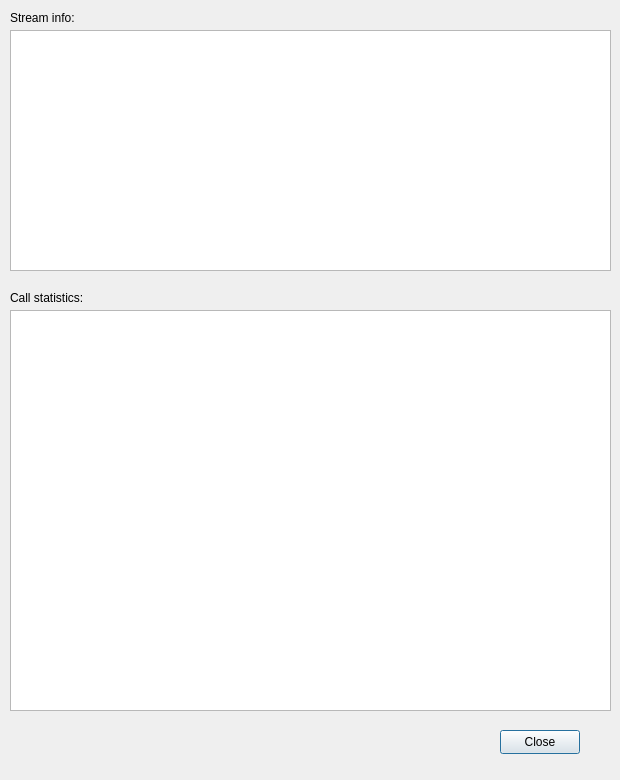
AWAH-SIP/AWAH-SIP_Desktop-GUI, file callstatistic.ui: the form before one commit.
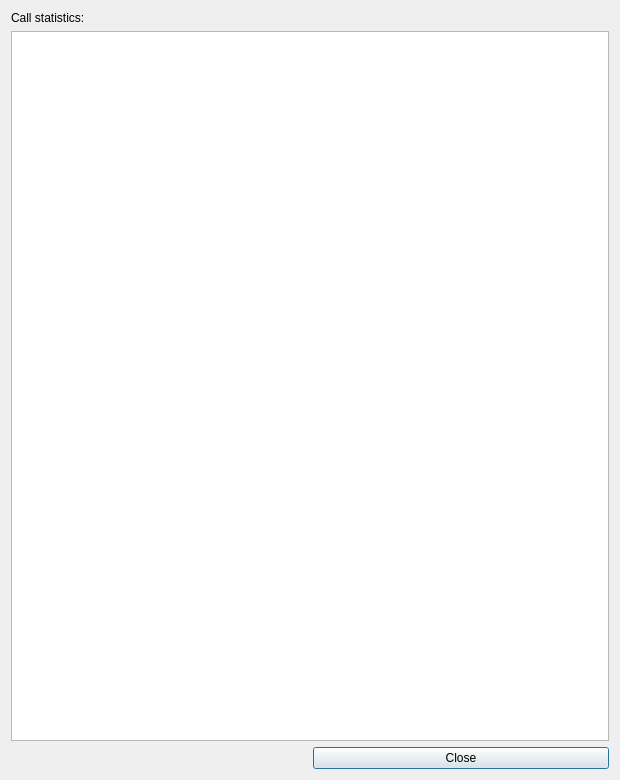
The form after the commit.

```diff
--- a/callstatistic.ui
+++ b/callstatistic.ui
@@ -25,46 +25,16 @@
   <property name="windowTitle">
    <string>Call info</string>
   </property>
-  <widget class="QListView" name="listView">
-   <property name="geometry">
-    <rect>
-     <x>10</x>
-     <y>310</y>
-     <width>601</width>
-     <height>401</height>
-    </rect>
-   </property>
-   <property name="font">
-    <font>
-     <family>Courier</family>
-    </font>
-   </property>
-   <property name="spacing">
-    <number>3</number>
-   </property>
-  </widget>
-  <widget class="QPushButton" name="pushButton_close">
-   <property name="geometry">
-    <rect>
-     <x>500</x>
-     <y>730</y>
-     <width>80</width>
-     <height>24</height>
-    </rect>
-   </property>
+  <layout class="QGridLayout" name="gridLayout">
+   <item row="0" column="0">
+    <widget class="QLabel" name="label_2">
    <property name="text">
-    <string>Close</string>
-   </property>
-  </widget>
+      <string>Call statistics:</string>
+     </property>
+    </widget>
+   </item>
+   <item row="1" column="0" colspan="2">
   <widget class="QTableView" name="tableView">
-   <property name="geometry">
-    <rect>
-     <x>10</x>
-     <y>30</y>
-     <width>601</width>
-     <height>241</height>
-    </rect>
-   </property>
    <property name="font">
     <font>
      <pointsize>12</pointsize>
@@ -74,32 +44,15 @@
     <number>13</number>
    </property>
   </widget>
-  <widget class="QLabel" name="label">
-   <property name="geometry">
-    <rect>
-     <x>10</x>
-     <y>10</y>
-     <width>81</width>
-     <height>16</height>
-    </rect>
-   </property>
+   </item>
+   <item row="2" column="1">
+    <widget class="QPushButton" name="pushButton_close">
    <property name="text">
-    <string>Stream info:</string>
-   </property>
-  </widget>
-  <widget class="QLabel" name="label_2">
-   <property name="geometry">
-    <rect>
-     <x>10</x>
-     <y>290</y>
-     <width>81</width>
-     <height>16</height>
-    </rect>
-   </property>
-   <property name="text">
-    <string>Call statistics:</string>
-   </property>
-  </widget>
+      <string>Close</string>
+     </property>
+    </widget>
+   </item>
+  </layout>
  </widget>
  <resources/>
  <connections/>
```
Lines whose indentation alone changed are shown as unchanged.
